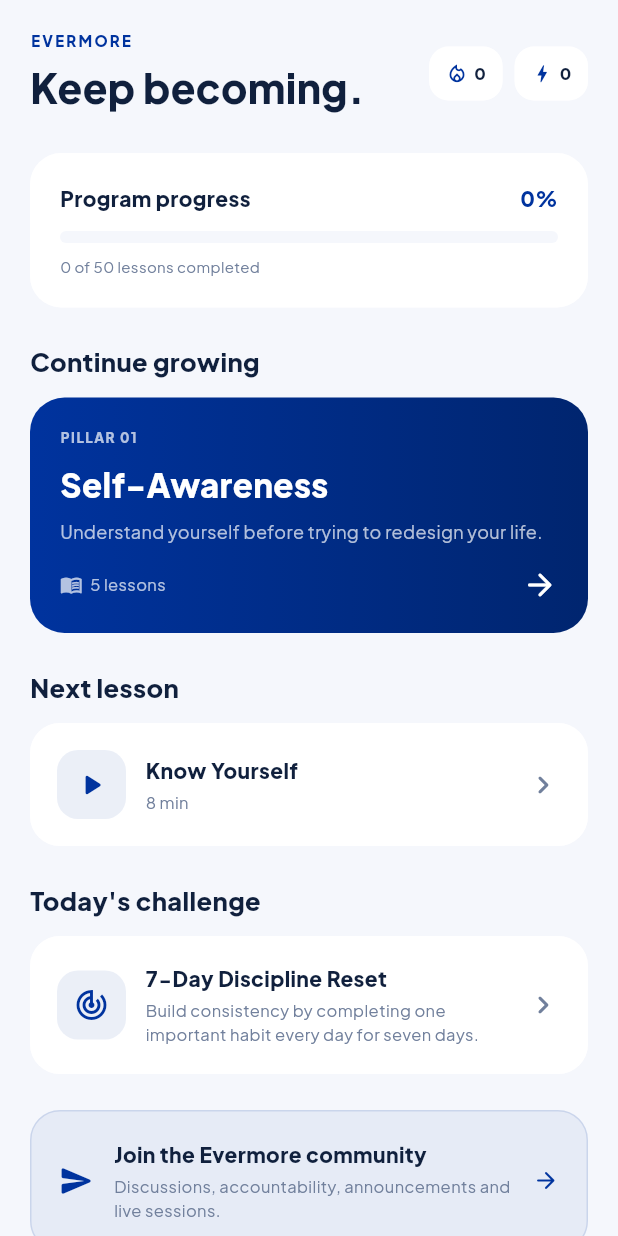
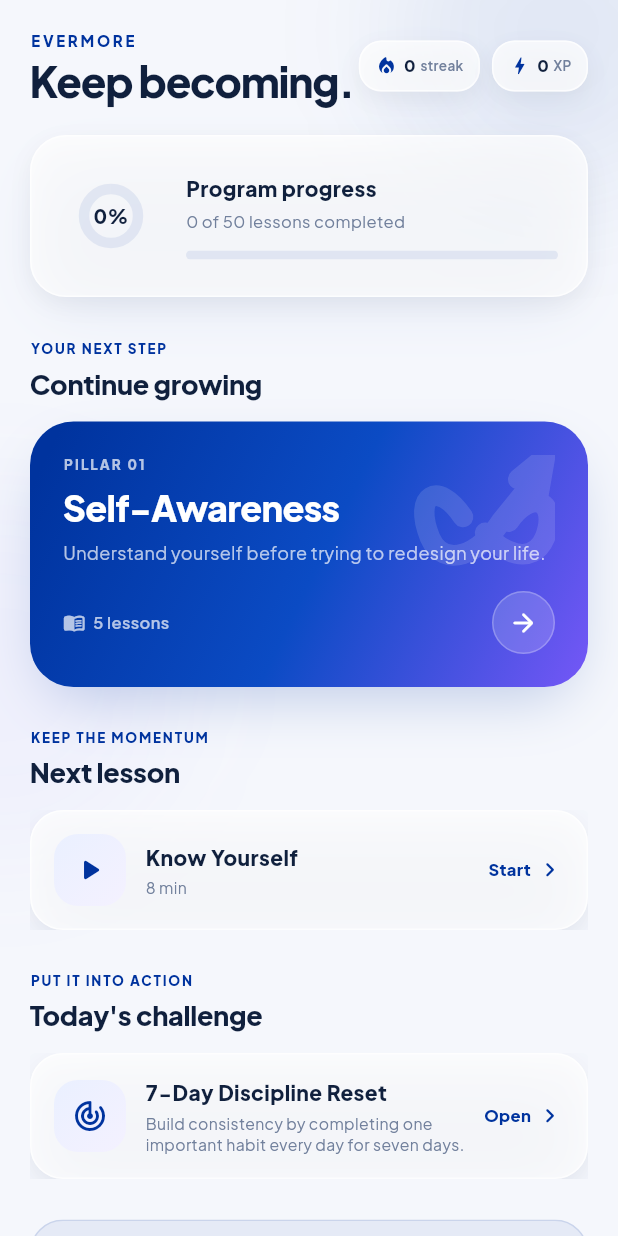
Before and after one commit to Akindiormi/evermore, a Flutter app: the HomeScreen widget shown alone on an empty page, opened directly, on a phone screen of 412 x 824 dp. Run offline on Flutter 3.47's test engine with Material 3 defaults, Android fonts, the phone set to English and light mode, and no system bars; our stand-ins replace google_fonts, image_picker, shared_preferences; accounts and stored records are empty.

Commit message:
redesign Home UX with branded glass, motion and purposeful actions

```diff
--- a/lib/screens/home/home_screen.dart
+++ b/lib/screens/home/home_screen.dart
@@ -1,5 +1,7 @@
 import 'package:flutter/material.dart';
 import '../../core/theme/evermore_theme.dart';
+import '../../core/widgets/evermore_background.dart';
+import '../../core/widgets/evermore_mark.dart';
 import '../../data/growth_data.dart';
 import '../../data/challenge_data.dart';
 import '../../services/progress_service.dart';
@@ -28,150 +30,274 @@ class _HomeScreenState extends State<HomeScreen> {
     if (mounted) setState(() { xp = loadedXp; streak = loadedStreak; completedLessons = l.length; });
   }
 
-  int serviceValue(int value) => value;
-
   @override
   Widget build(BuildContext context) {
     final totalLessons = growthPillars.expand((p) => p.lessons).length;
     final currentPillar = growthPillars[(completedLessons ~/ 5).clamp(0, growthPillars.length - 1)];
     final nextLesson = currentPillar.lessons[completedLessons % currentPillar.lessons.length];
+    final progress = totalLessons == 0 ? 0.0 : (completedLessons / totalLessons).clamp(0.0, 1.0);
 
-    return SafeArea(
+    return EvermoreBackground(
+      child: SafeArea(
         child: RefreshIndicator(
+          color: EvermoreTheme.primary,
           onRefresh: _load,
           child: ListView(
-          padding: const EdgeInsets.fromLTRB(20, 20, 20, 35),
+            physics: const AlwaysScrollableScrollPhysics(),
+            padding: const EdgeInsets.fromLTRB(20, 20, 20, 125),
             children: [
-            Row(children: [
-              const Expanded(child: Column(crossAxisAlignment: CrossAxisAlignment.start, children: [
-                Text('EVERMORE', style: TextStyle(fontSize: 10, letterSpacing: 1.5, fontWeight: FontWeight.w800, color: EvermoreTheme.primary)),
+              Row(
+                crossAxisAlignment: CrossAxisAlignment.center,
+                children: [
+                  const Expanded(
+                    child: Column(
+                      crossAxisAlignment: CrossAxisAlignment.start,
+                      children: [
+                        Text('EVERMORE', style: TextStyle(fontSize: 10, letterSpacing: 1.8, fontWeight: FontWeight.w900, color: EvermoreTheme.primary)),
                         SizedBox(height: 5),
-                Text('Keep becoming.', style: TextStyle(fontSize: 27, fontWeight: FontWeight.w800)),
-              ])),
-              _MiniStat(Icons.local_fire_department_outlined, '$streak'),
-              const SizedBox(width: 8),
-              _MiniStat(Icons.bolt_outlined, '$xp'),
-            ]),
-            const SizedBox(height: 24),
-            _ProgressCard(done: completedLessons, total: totalLessons),
-            const SizedBox(height: 24),
-            const _Title('Continue growing'),
-            const SizedBox(height: 12),
-            GestureDetector(
-              onTap: () => Navigator.push(context, MaterialPageRoute(builder: (_) => PillarDetailScreen(pillar: currentPillar))),
-              child: Container(
-                padding: const EdgeInsets.all(20),
-                decoration: BoxDecoration(gradient: const LinearGradient(colors: [EvermoreTheme.primary, EvermoreTheme.primaryDark]), borderRadius: BorderRadius.circular(23)),
-                child: Column(crossAxisAlignment: CrossAxisAlignment.start, children: [
-                  Text('PILLAR ${currentPillar.id.toString().padLeft(2, '0')}', style: const TextStyle(color: Colors.white70, fontSize: 9, letterSpacing: 1, fontWeight: FontWeight.w800)),
-                  const SizedBox(height: 9),
-                  Text(currentPillar.title, style: const TextStyle(color: Colors.white, fontSize: 22, fontWeight: FontWeight.w800)),
-                  const SizedBox(height: 7),
-                  Text(currentPillar.description, style: const TextStyle(color: Colors.white70, fontSize: 12, height: 1.45)),
-                  const SizedBox(height: 16),
-                  Row(children: [
-                    const Icon(Icons.menu_book_outlined, color: Colors.white70, size: 15),
-                    const SizedBox(width: 5),
-                    Text('${currentPillar.lessons.length} lessons', style: const TextStyle(color: Colors.white70, fontSize: 11)),
-                    const Spacer(),
-                    const Icon(Icons.arrow_forward_rounded, color: Colors.white),
-                  ]),
-                ]),
+                        Text('Keep becoming.', style: TextStyle(fontSize: 28, height: 1.05, fontWeight: FontWeight.w800, letterSpacing: -.8)),
+                      ],
                     ),
                   ),
-            const SizedBox(height: 24),
-            const _Title('Next lesson'),
+                  _MiniStat(Icons.local_fire_department_rounded, '$streak', 'streak'),
+                  const SizedBox(width: 8),
+                  _MiniStat(Icons.bolt_rounded, '$xp', 'XP'),
+                ],
+              ),
+              const SizedBox(height: 22),
+              _ProgressCard(done: completedLessons, total: totalLessons, progress: progress),
+              const SizedBox(height: 28),
+              const _SectionTitle('Continue growing', eyebrow: 'YOUR NEXT STEP'),
               const SizedBox(height: 12),
-            GestureDetector(
+              _AnimatedHeroCard(
+                pillar: currentPillar,
+                onTap: () => Navigator.push(context, MaterialPageRoute(builder: (_) => PillarDetailScreen(pillar: currentPillar))),
+              ),
+              const SizedBox(height: 27),
+              const _SectionTitle('Next lesson', eyebrow: 'KEEP THE MOMENTUM'),
+              const SizedBox(height: 12),
+              _ActionCard(
+                icon: Icons.play_arrow_rounded,
+                title: nextLesson.title,
+                subtitle: nextLesson.duration,
+                trailing: 'Start',
                 onTap: () => Navigator.push(context, MaterialPageRoute(builder: (_) => LessonDetailScreen(lesson: nextLesson))),
-              child: _RowCard(icon: Icons.play_arrow_rounded, title: nextLesson.title, subtitle: nextLesson.duration),
               ),
-            const SizedBox(height: 24),
-            const _Title("Today's challenge"),
+              const SizedBox(height: 27),
+              const _SectionTitle("Today's challenge", eyebrow: 'PUT IT INTO ACTION'),
               const SizedBox(height: 12),
-            GestureDetector(
+              _ActionCard(
+                icon: Icons.track_changes_rounded,
+                title: growthChallenges.first.title,
+                subtitle: growthChallenges.first.description,
+                trailing: 'Open',
                 onTap: () => Navigator.push(context, MaterialPageRoute(builder: (_) => const ChallengesScreen())),
-              child: _RowCard(icon: Icons.track_changes_outlined, title: growthChallenges.first.title, subtitle: growthChallenges.first.description),
               ),
-            const SizedBox(height: 24),
-            GestureDetector(
+              const SizedBox(height: 27),
+              _CommunityBanner(
                 onTap: () => Navigator.push(context, MaterialPageRoute(builder: (_) => const CommunityScreen())),
-              child: Container(
-                padding: const EdgeInsets.all(18),
-                decoration: BoxDecoration(color: EvermoreTheme.primary.withValues(alpha: .06), borderRadius: BorderRadius.circular(20), border: Border.all(color: EvermoreTheme.primary.withValues(alpha: .12))),
-                child: const Row(children: [
-                  Icon(Icons.send_rounded, color: EvermoreTheme.primary),
-                  SizedBox(width: 13),
-                  Expanded(child: Column(crossAxisAlignment: CrossAxisAlignment.start, children: [
-                    Text('Join the Evermore community', style: TextStyle(fontWeight: FontWeight.w800, fontSize: 14)),
-                    SizedBox(height: 4),
-                    Text('Discussions, accountability, announcements and live sessions.', style: TextStyle(fontSize: 11, color: EvermoreTheme.muted)),
-                  ])),
-                  Icon(Icons.arrow_forward_rounded, size: 18, color: EvermoreTheme.primary),
-                ]),
-              ),
               ),
             ],
+          ),
         ),
       ),
     );
   }
 }
 
-class _Title extends StatelessWidget {
+class _SectionTitle extends StatelessWidget {
   final String text;
-  const _Title(this.text);
+  final String eyebrow;
+  const _SectionTitle(this.text, {required this.eyebrow});
+
   @override
-  Widget build(BuildContext context) => Text(text, style: const TextStyle(fontSize: 17, fontWeight: FontWeight.w800));
+  Widget build(BuildContext context) => Column(
+    crossAxisAlignment: CrossAxisAlignment.start,
+    children: [
+      Text(eyebrow, style: const TextStyle(fontSize: 9, letterSpacing: 1.2, fontWeight: FontWeight.w900, color: EvermoreTheme.primary)),
+      const SizedBox(height: 4),
+      Text(text, style: const TextStyle(fontSize: 18, fontWeight: FontWeight.w800, letterSpacing: -.2)),
+    ],
+  );
 }
 
 class _MiniStat extends StatelessWidget {
-  final IconData icon; final String value;
-  const _MiniStat(this.icon, this.value);
+  final IconData icon;
+  final String value;
+  final String label;
+  const _MiniStat(this.icon, this.value, this.label);
+
   @override
   Widget build(BuildContext context) => Container(
-    padding: const EdgeInsets.symmetric(horizontal: 10, vertical: 9),
-    decoration: BoxDecoration(color: Colors.white, borderRadius: BorderRadius.circular(13), border: Border.all(color: EvermoreTheme.border)),
-    child: Row(children: [Icon(icon, size: 15, color: EvermoreTheme.primary), const SizedBox(width: 4), Text(value, style: const TextStyle(fontSize: 11, fontWeight: FontWeight.w800))]),
+    padding: const EdgeInsets.symmetric(horizontal: 10, vertical: 8),
+    decoration: EvermoreTheme.glassCard(radius: 15, color: Colors.white.withValues(alpha: .72)),
+    child: Row(children: [
+      Icon(icon, size: 15, color: EvermoreTheme.primary),
+      const SizedBox(width: 4),
+      Text(value, style: const TextStyle(fontSize: 11, fontWeight: FontWeight.w900)),
+      const SizedBox(width: 3),
+      Text(label, style: const TextStyle(fontSize: 9, color: EvermoreTheme.muted, fontWeight: FontWeight.w600)),
+    ]),
   );
 }
 
 class _ProgressCard extends StatelessWidget {
   final int done, total;
-  const _ProgressCard({required this.done, required this.total});
+  final double progress;
+  const _ProgressCard({required this.done, required this.total, required this.progress});
+
   @override
-  Widget build(BuildContext context) {
-    final progress = total == 0 ? 0.0 : (done / total).clamp(0.0, 1.0);
-    return Container(
+  Widget build(BuildContext context) => Container(
     padding: const EdgeInsets.all(19),
-      decoration: BoxDecoration(color: Colors.white, borderRadius: BorderRadius.circular(21), border: Border.all(color: EvermoreTheme.border)),
-      child: Column(crossAxisAlignment: CrossAxisAlignment.start, children: [
-        Row(children: [const Expanded(child: Text('Program progress', style: TextStyle(fontWeight: FontWeight.w800))), Text('${(progress * 100).round()}%', style: const TextStyle(color: EvermoreTheme.primary, fontWeight: FontWeight.w800))]),
-        const SizedBox(height: 12),
-        ClipRRect(borderRadius: BorderRadius.circular(10), child: LinearProgressIndicator(value: progress, minHeight: 8, color: EvermoreTheme.primary, backgroundColor: EvermoreTheme.background)),
-        const SizedBox(height: 9),
-        Text('$done of $total lessons completed', style: const TextStyle(fontSize: 10, color: EvermoreTheme.muted)),
+    decoration: EvermoreTheme.glassCard(radius: 24, color: Colors.white.withValues(alpha: .72)),
+    child: Row(children: [
+      SizedBox(
+        width: 68,
+        height: 68,
+        child: TweenAnimationBuilder<double>(
+          tween: Tween(begin: 0, end: progress),
+          duration: const Duration(milliseconds: 900),
+          curve: Curves.easeOutCubic,
+          builder: (_, value, __) => Stack(
+            alignment: Alignment.center,
+            children: [
+              CircularProgressIndicator(value: 1, strokeWidth: 7, color: EvermoreTheme.primary.withValues(alpha: .08)),
+              CircularProgressIndicator(value: value, strokeWidth: 7, strokeCap: StrokeCap.round, color: EvermoreTheme.primary),
+              Text('${(value * 100).round()}%', style: const TextStyle(fontSize: 13, fontWeight: FontWeight.w900)),
+            ],
+          ),
+        ),
+      ),
+      const SizedBox(width: 16),
+      Expanded(child: Column(crossAxisAlignment: CrossAxisAlignment.start, children: [
+        const Text('Program progress', style: TextStyle(fontWeight: FontWeight.w800, fontSize: 14)),
+        const SizedBox(height: 5),
+        Text('$done of $total lessons completed', style: const TextStyle(fontSize: 11, color: EvermoreTheme.muted)),
+        const SizedBox(height: 11),
+        ClipRRect(
+          borderRadius: BorderRadius.circular(20),
+          child: TweenAnimationBuilder<double>(
+            tween: Tween(begin: 0, end: progress),
+            duration: const Duration(milliseconds: 900),
+            builder: (_, value, __) => LinearProgressIndicator(value: value, minHeight: 6, color: EvermoreTheme.primary, backgroundColor: EvermoreTheme.primary.withValues(alpha: .08)),
+          ),
+        ),
+      ])),
     ]),
   );
 }
+
+class _AnimatedHeroCard extends StatefulWidget {
+  final GrowthPillar pillar;
+  final VoidCallback onTap;
+  const _AnimatedHeroCard({required this.pillar, required this.onTap});
+
+  @override
+  State<_AnimatedHeroCard> createState() => _AnimatedHeroCardState();
 }
 
-class _RowCard extends StatelessWidget {
-  final IconData icon; final String title; final String subtitle;
-  const _RowCard({required this.icon, required this.title, required this.subtitle});
+class _AnimatedHeroCardState extends State<_AnimatedHeroCard> with SingleTickerProviderStateMixin {
+  late final AnimationController controller = AnimationController(vsync: this, duration: const Duration(seconds: 4))..repeat(reverse: true);
+
   @override
-  Widget build(BuildContext context) => Container(
-    padding: const EdgeInsets.all(17),
-    decoration: BoxDecoration(color: Colors.white, borderRadius: BorderRadius.circular(20), border: Border.all(color: EvermoreTheme.border)),
+  void dispose() { controller.dispose(); super.dispose(); }
+
+  @override
+  Widget build(BuildContext context) => GestureDetector(
+    onTap: widget.onTap,
+    child: AnimatedBuilder(
+      animation: controller,
+      builder: (_, __) => Container(
+        padding: const EdgeInsets.all(22),
+        decoration: BoxDecoration(
+          gradient: LinearGradient(
+            begin: Alignment(-1 + controller.value * .25, -1),
+            end: Alignment(1, 1 - controller.value * .2),
+            colors: const [EvermoreTheme.primary, EvermoreTheme.primaryMid, EvermoreTheme.violet],
+          ),
+          borderRadius: BorderRadius.circular(29),
+          boxShadow: [BoxShadow(color: EvermoreTheme.primary.withValues(alpha: .22), blurRadius: 32, offset: const Offset(0, 16), spreadRadius: -9)],
+        ),
+        child: Stack(children: [
+          const Positioned(right: -8, top: -15, child: Opacity(opacity: .12, child: EvermoreMark(size: 105, color: Colors.white))),
+          Column(crossAxisAlignment: CrossAxisAlignment.start, children: [
+            Text('PILLAR ${widget.pillar.id.toString().padLeft(2, '0')}', style: const TextStyle(color: Colors.white70, fontSize: 9, letterSpacing: 1.4, fontWeight: FontWeight.w900)),
+            const SizedBox(height: 10),
+            Text(widget.pillar.title, style: const TextStyle(color: Colors.white, fontSize: 24, height: 1.05, fontWeight: FontWeight.w800, letterSpacing: -.5)),
+            const SizedBox(height: 8),
+            Text(widget.pillar.description, style: const TextStyle(color: Colors.white70, fontSize: 12, height: 1.45)),
+            const SizedBox(height: 18),
+            Row(children: [
+              const Icon(Icons.menu_book_rounded, color: Colors.white70, size: 15),
+              const SizedBox(width: 5),
+              Text('${widget.pillar.lessons.length} lessons', style: const TextStyle(color: Colors.white70, fontSize: 11, fontWeight: FontWeight.w600)),
+              const Spacer(),
+              Container(width: 42, height: 42, decoration: BoxDecoration(color: Colors.white.withValues(alpha: .16), shape: BoxShape.circle, border: Border.all(color: Colors.white24)), child: const Icon(Icons.arrow_forward_rounded, color: Colors.white, size: 20)),
+            ]),
+          ]),
+        ]),
+      ),
+    ),
+  );
+}
+
+class _ActionCard extends StatelessWidget {
+  final IconData icon;
+  final String title, subtitle, trailing;
+  final VoidCallback onTap;
+  const _ActionCard({required this.icon, required this.title, required this.subtitle, required this.trailing, required this.onTap});
+
+  @override
+  Widget build(BuildContext context) => Material(
+    color: Colors.transparent,
+    child: InkWell(
+      borderRadius: BorderRadius.circular(22),
+      onTap: onTap,
+      child: Ink(
+        padding: const EdgeInsets.all(15),
+        decoration: EvermoreTheme.glassCard(radius: 22, color: Colors.white.withValues(alpha: .72)),
         child: Row(children: [
-      Container(width: 46, height: 46, decoration: BoxDecoration(color: EvermoreTheme.primary.withValues(alpha: .08), borderRadius: BorderRadius.circular(14)), child: Icon(icon, color: EvermoreTheme.primary)),
+          Container(width: 48, height: 48, decoration: BoxDecoration(gradient: EvermoreTheme.softGradient, borderRadius: BorderRadius.circular(16)), child: Icon(icon, color: EvermoreTheme.primary)),
           const SizedBox(width: 13),
           Expanded(child: Column(crossAxisAlignment: CrossAxisAlignment.start, children: [
             Text(title, style: const TextStyle(fontWeight: FontWeight.w800, fontSize: 14)),
             const SizedBox(height: 4),
-        Text(subtitle, maxLines: 2, overflow: TextOverflow.ellipsis, style: const TextStyle(fontSize: 11, color: EvermoreTheme.muted)),
+            Text(subtitle, maxLines: 2, overflow: TextOverflow.ellipsis, style: const TextStyle(fontSize: 10.5, height: 1.35, color: EvermoreTheme.muted)),
           ])),
-      const Icon(Icons.chevron_right_rounded, color: EvermoreTheme.muted),
+          const SizedBox(width: 8),
+          Text(trailing, style: const TextStyle(color: EvermoreTheme.primary, fontSize: 11, fontWeight: FontWeight.w800)),
+          const SizedBox(width: 3),
+          const Icon(Icons.chevron_right_rounded, size: 19, color: EvermoreTheme.primary),
         ]),
+      ),
+    ),
   );
 }
+
+class _CommunityBanner extends StatelessWidget {
+  final VoidCallback onTap;
+  const _CommunityBanner({required this.onTap});
+
+  @override
+  Widget build(BuildContext context) => Material(
+    color: Colors.transparent,
+    child: InkWell(
+      onTap: onTap,
+      borderRadius: BorderRadius.circular(22),
+      child: Ink(
+        padding: const EdgeInsets.all(18),
+        decoration: BoxDecoration(color: EvermoreTheme.primary.withValues(alpha: .065), borderRadius: BorderRadius.circular(22), border: Border.all(color: EvermoreTheme.primary.withValues(alpha: .12))),
+        child: Row(children: [
+          Container(width: 44, height: 44, decoration: BoxDecoration(color: EvermoreTheme.primary, borderRadius: BorderRadius.circular(14)), child: const Icon(Icons.groups_rounded, color: Colors.white)),
+          const SizedBox(width: 12),
+          const Expanded(child: Column(crossAxisAlignment: CrossAxisAlignment.start, children: [
+            Text('Grow with people', style: TextStyle(fontWeight: FontWeight.w800, fontSize: 14)),
+            SizedBox(height: 4),
+            Text('Open the Evermore community and stay accountable.', style: TextStyle(fontSize: 10.5, color: EvermoreTheme.muted, height: 1.35)),
+          ])),
+          const Icon(Icons.arrow_forward_rounded, size: 18, color: EvermoreTheme.primary),
+        ]),
+      ),
+    ),
+  );
+}
```
Lines whose indentation alone changed are shown as unchanged.
